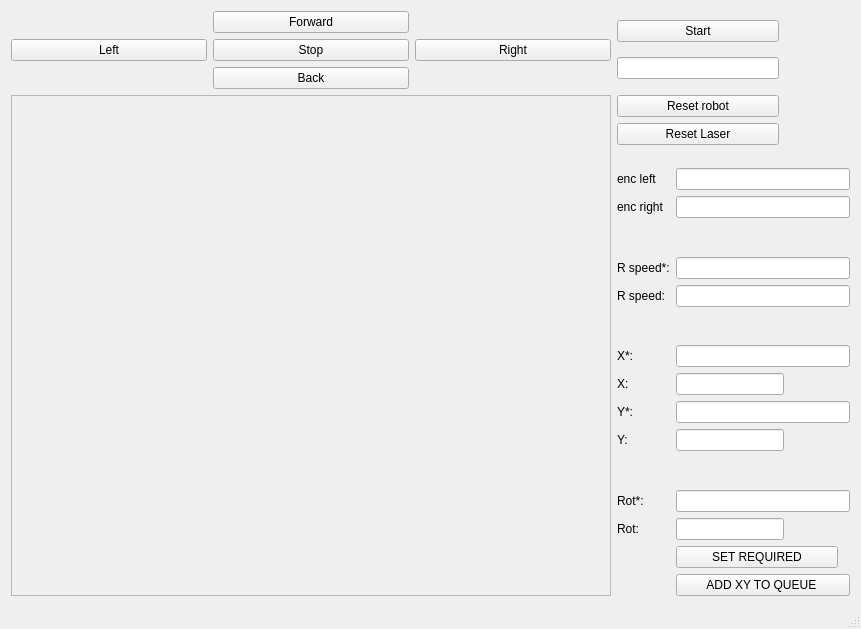
First picture: the form in build-demoRMR-Desktop_Qt_5_14_1_GCC_64bit-Debug/demoRMR/mainwindow.ui, repository Patrik-654123/RMR, before the edit.
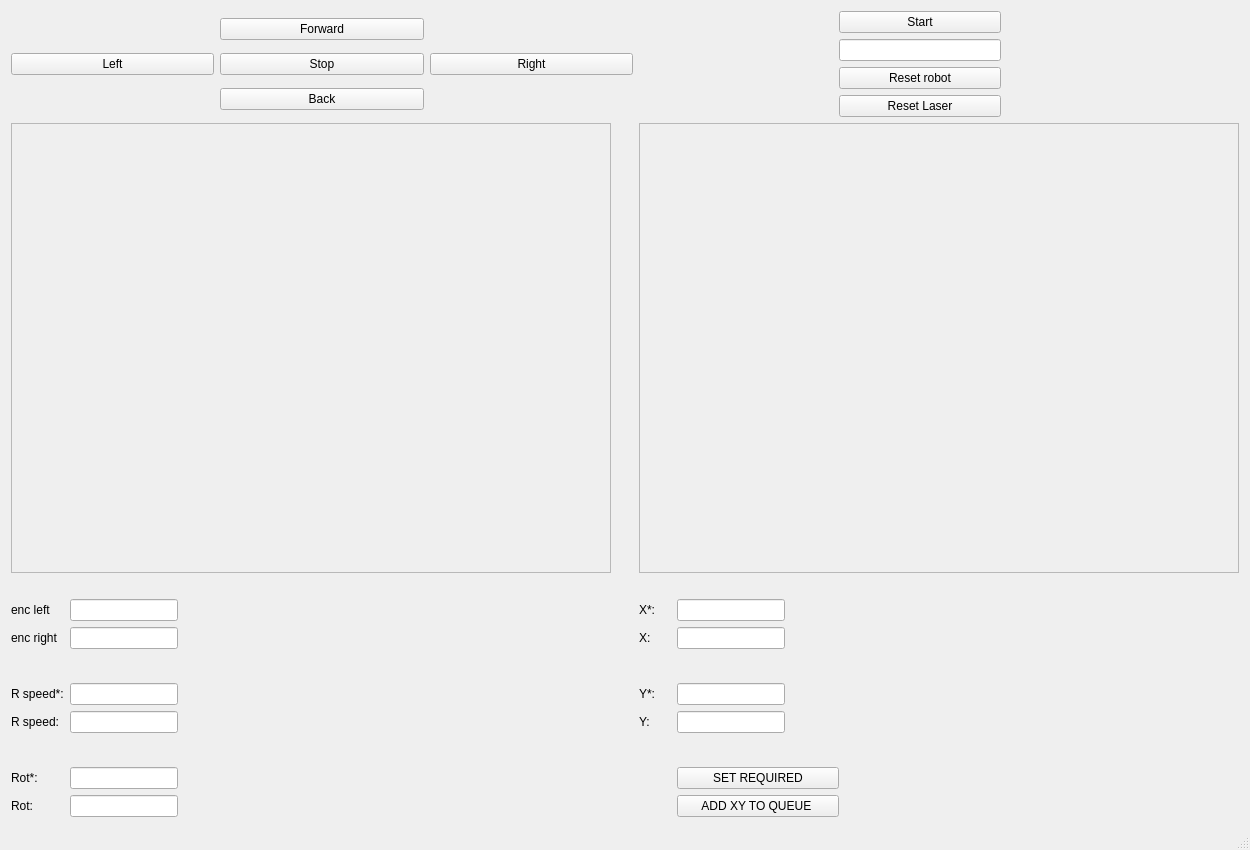
Second picture: the form after the edit.

```diff
--- a/build-demoRMR-Desktop_Qt_5_14_1_GCC_64bit-Debug/demoRMR/mainwindow.ui
+++ b/build-demoRMR-Desktop_Qt_5_14_1_GCC_64bit-Debug/demoRMR/mainwindow.ui
@@ -6,8 +6,8 @@
    <rect>
     <x>0</x>
     <y>0</y>
-    <width>861</width>
-    <height>629</height>
+    <width>1250</width>
+    <height>850</height>
    </rect>
   </property>
   <property name="windowTitle">
@@ -17,6 +17,9 @@
    <layout class="QGridLayout" name="gridLayout">
     <item row="1" column="1">
      <layout class="QVBoxLayout" name="verticalLayout">
+      <property name="leftMargin">
+       <number>200</number>
+      </property>
       <item>
        <widget class="QPushButton" name="pushButton_9">
         <property name="sizePolicy">
@@ -52,6 +55,205 @@
         </property>
        </widget>
       </item>
+      <item>
+       <widget class="QPushButton" name="pushButton_8">
+        <property name="sizePolicy">
+         <sizepolicy hsizetype="Fixed" vsizetype="Fixed">
+          <horstretch>0</horstretch>
+          <verstretch>0</verstretch>
+         </sizepolicy>
+        </property>
+        <property name="minimumSize">
+         <size>
+          <width>162</width>
+          <height>0</height>
+         </size>
+        </property>
+        <property name="text">
+         <string>Reset robot</string>
+        </property>
+       </widget>
+      </item>
+      <item>
+       <widget class="QPushButton" name="pushButton_7">
+        <property name="sizePolicy">
+         <sizepolicy hsizetype="Fixed" vsizetype="Fixed">
+          <horstretch>0</horstretch>
+          <verstretch>0</verstretch>
+         </sizepolicy>
+        </property>
+        <property name="minimumSize">
+         <size>
+          <width>162</width>
+          <height>0</height>
+         </size>
+        </property>
+        <property name="text">
+         <string>Reset Laser</string>
+        </property>
+       </widget>
+      </item>
+     </layout>
+    </item>
+    <item row="3" column="1">
+     <layout class="QVBoxLayout" name="verticalLayout_2">
+      <property name="topMargin">
+       <number>20</number>
+      </property>
+      <property name="rightMargin">
+       <number>300</number>
+      </property>
+      <item>
+       <layout class="QGridLayout" name="gridLayout_3">
+        <property name="rightMargin">
+         <number>100</number>
+        </property>
+        <item row="15" column="1">
+         <widget class="QPushButton" name="pushButton">
+          <property name="sizePolicy">
+           <sizepolicy hsizetype="Fixed" vsizetype="Fixed">
+            <horstretch>0</horstretch>
+            <verstretch>0</verstretch>
+           </sizepolicy>
+          </property>
+          <property name="minimumSize">
+           <size>
+            <width>162</width>
+            <height>0</height>
+           </size>
+          </property>
+          <property name="text">
+           <string>SET REQUIRED</string>
+          </property>
+         </widget>
+        </item>
+        <item row="7" column="0">
+         <widget class="QLabel" name="label">
+          <property name="text">
+           <string>X:</string>
+          </property>
+         </widget>
+        </item>
+        <item row="12" column="1">
+         <spacer name="verticalSpacer_4">
+          <property name="orientation">
+           <enum>Qt::Vertical</enum>
+          </property>
+          <property name="sizeHint" stdset="0">
+           <size>
+            <width>20</width>
+            <height>40</height>
+           </size>
+          </property>
+         </spacer>
+        </item>
+        <item row="10" column="0">
+         <widget class="QLabel" name="label_8">
+          <property name="text">
+           <string>Y*:</string>
+          </property>
+         </widget>
+        </item>
+        <item row="16" column="1">
+         <widget class="QPushButton" name="pushButton_10">
+          <property name="sizePolicy">
+           <sizepolicy hsizetype="Fixed" vsizetype="Fixed">
+            <horstretch>0</horstretch>
+            <verstretch>0</verstretch>
+           </sizepolicy>
+          </property>
+          <property name="minimumSize">
+           <size>
+            <width>162</width>
+            <height>0</height>
+           </size>
+          </property>
+          <property name="text">
+           <string>ADD XY TO QUEUE </string>
+          </property>
+         </widget>
+        </item>
+        <item row="11" column="1">
+         <widget class="QLineEdit" name="lineEdit_3">
+          <property name="sizePolicy">
+           <sizepolicy hsizetype="Fixed" vsizetype="Fixed">
+            <horstretch>0</horstretch>
+            <verstretch>0</verstretch>
+           </sizepolicy>
+          </property>
+          <property name="focusPolicy">
+           <enum>Qt::NoFocus</enum>
+          </property>
+          <property name="readOnly">
+           <bool>true</bool>
+          </property>
+         </widget>
+        </item>
+        <item row="6" column="1">
+         <widget class="QLineEdit" name="lineEdit_8">
+          <property name="sizePolicy">
+           <sizepolicy hsizetype="Fixed" vsizetype="Fixed">
+            <horstretch>0</horstretch>
+            <verstretch>0</verstretch>
+           </sizepolicy>
+          </property>
+         </widget>
+        </item>
+        <item row="11" column="0">
+         <widget class="QLabel" name="label_2">
+          <property name="text">
+           <string>Y:</string>
+          </property>
+         </widget>
+        </item>
+        <item row="7" column="1">
+         <widget class="QLineEdit" name="lineEdit_2">
+          <property name="sizePolicy">
+           <sizepolicy hsizetype="Fixed" vsizetype="Fixed">
+            <horstretch>0</horstretch>
+            <verstretch>0</verstretch>
+           </sizepolicy>
+          </property>
+          <property name="focusPolicy">
+           <enum>Qt::NoFocus</enum>
+          </property>
+          <property name="readOnly">
+           <bool>true</bool>
+          </property>
+         </widget>
+        </item>
+        <item row="10" column="1">
+         <widget class="QLineEdit" name="lineEdit_9">
+          <property name="sizePolicy">
+           <sizepolicy hsizetype="Fixed" vsizetype="Fixed">
+            <horstretch>0</horstretch>
+            <verstretch>0</verstretch>
+           </sizepolicy>
+          </property>
+         </widget>
+        </item>
+        <item row="6" column="0">
+         <widget class="QLabel" name="label_7">
+          <property name="text">
+           <string>X*:</string>
+          </property>
+         </widget>
+        </item>
+        <item row="9" column="1">
+         <spacer name="verticalSpacer">
+          <property name="orientation">
+           <enum>Qt::Vertical</enum>
+          </property>
+          <property name="sizeHint" stdset="0">
+           <size>
+            <width>20</width>
+            <height>40</height>
+           </size>
+          </property>
+         </spacer>
+        </item>
+       </layout>
+      </item>
      </layout>
     </item>
     <item row="1" column="0">
@@ -137,6 +339,12 @@
         <height>450</height>
        </size>
       </property>
+      <property name="maximumSize">
+       <size>
+        <width>600</width>
+        <height>450</height>
+       </size>
+      </property>
       <property name="frameShape">
        <enum>QFrame::StyledPanel</enum>
       </property>
@@ -145,157 +353,19 @@
       </property>
      </widget>
     </item>
-    <item row="2" column="1">
-     <layout class="QVBoxLayout" name="verticalLayout_2">
+    <item row="3" column="0">
+     <layout class="QVBoxLayout" name="verticalLayout_3">
+      <property name="topMargin">
+       <number>20</number>
+      </property>
+      <property name="rightMargin">
+       <number>300</number>
+      </property>
       <item>
-       <widget class="QPushButton" name="pushButton_8">
-        <property name="sizePolicy">
-         <sizepolicy hsizetype="Fixed" vsizetype="Fixed">
-          <horstretch>0</horstretch>
-          <verstretch>0</verstretch>
-         </sizepolicy>
+       <layout class="QFormLayout" name="formLayout">
+        <property name="rightMargin">
+         <number>30</number>
         </property>
-        <property name="minimumSize">
-         <size>
-          <width>162</width>
-          <height>0</height>
-         </size>
-        </property>
-        <property name="text">
-         <string>Reset robot</string>
-        </property>
-       </widget>
-      </item>
-      <item>
-       <widget class="QPushButton" name="pushButton_7">
-        <property name="sizePolicy">
-         <sizepolicy hsizetype="Fixed" vsizetype="Fixed">
-          <horstretch>0</horstretch>
-          <verstretch>0</verstretch>
-         </sizepolicy>
-        </property>
-        <property name="minimumSize">
-         <size>
-          <width>162</width>
-          <height>0</height>
-         </size>
-        </property>
-        <property name="text">
-         <string>Reset Laser</string>
-        </property>
-       </widget>
-      </item>
-      <item>
-       <layout class="QGridLayout" name="gridLayout_4"/>
-      </item>
-      <item>
-       <spacer name="verticalSpacer">
-        <property name="orientation">
-         <enum>Qt::Vertical</enum>
-        </property>
-        <property name="sizeHint" stdset="0">
-         <size>
-          <width>20</width>
-          <height>40</height>
-         </size>
-        </property>
-       </spacer>
-      </item>
-      <item>
-       <layout class="QGridLayout" name="gridLayout_3">
-        <item row="13" column="1">
-         <widget class="QLineEdit" name="lineEdit_4">
-          <property name="sizePolicy">
-           <sizepolicy hsizetype="Fixed" vsizetype="Fixed">
-            <horstretch>0</horstretch>
-            <verstretch>0</verstretch>
-           </sizepolicy>
-          </property>
-          <property name="focusPolicy">
-           <enum>Qt::NoFocus</enum>
-          </property>
-          <property name="readOnly">
-           <bool>true</bool>
-          </property>
-         </widget>
-        </item>
-        <item row="11" column="1">
-         <spacer name="verticalSpacer_4">
-          <property name="orientation">
-           <enum>Qt::Vertical</enum>
-          </property>
-          <property name="sizeHint" stdset="0">
-           <size>
-            <width>20</width>
-            <height>40</height>
-           </size>
-          </property>
-         </spacer>
-        </item>
-        <item row="1" column="1">
-         <widget class="QLineEdit" name="lineEdit_6"/>
-        </item>
-        <item row="0" column="1">
-         <widget class="QLineEdit" name="lineEdit_5"/>
-        </item>
-        <item row="2" column="1">
-         <spacer name="verticalSpacer_2">
-          <property name="orientation">
-           <enum>Qt::Vertical</enum>
-          </property>
-          <property name="sizeHint" stdset="0">
-           <size>
-            <width>20</width>
-            <height>40</height>
-           </size>
-          </property>
-         </spacer>
-        </item>
-        <item row="10" column="1">
-         <widget class="QLineEdit" name="lineEdit_3">
-          <property name="sizePolicy">
-           <sizepolicy hsizetype="Fixed" vsizetype="Fixed">
-            <horstretch>0</horstretch>
-            <verstretch>0</verstretch>
-           </sizepolicy>
-          </property>
-          <property name="focusPolicy">
-           <enum>Qt::NoFocus</enum>
-          </property>
-          <property name="readOnly">
-           <bool>true</bool>
-          </property>
-         </widget>
-        </item>
-        <item row="3" column="1">
-         <widget class="QLineEdit" name="lineEdit_10"/>
-        </item>
-        <item row="12" column="1">
-         <widget class="QLineEdit" name="lineEdit_11"/>
-        </item>
-        <item row="12" column="0">
-         <widget class="QLabel" name="label_10">
-          <property name="text">
-           <string>Rot*:</string>
-          </property>
-         </widget>
-        </item>
-        <item row="7" column="1">
-         <widget class="QLineEdit" name="lineEdit_2">
-          <property name="sizePolicy">
-           <sizepolicy hsizetype="Fixed" vsizetype="Fixed">
-            <horstretch>0</horstretch>
-            <verstretch>0</verstretch>
-           </sizepolicy>
-          </property>
-          <property name="focusPolicy">
-           <enum>Qt::NoFocus</enum>
-          </property>
-          <property name="readOnly">
-           <bool>true</bool>
-          </property>
-         </widget>
-        </item>
         <item row="0" column="0">
          <widget class="QLabel" name="label_4">
           <property name="text">
@@ -303,65 +373,16 @@
           </property>
          </widget>
         </item>
-        <item row="6" column="0">
-         <widget class="QLabel" name="label_7">
-          <property name="text">
-           <string>X*:</string>
-          </property>
-         </widget>
-        </item>
-        <item row="9" column="0">
-         <widget class="QLabel" name="label_8">
-          <property name="text">
-           <string>Y*:</string>
-          </property>
-         </widget>
-        </item>
-        <item row="5" column="1">
-         <spacer name="verticalSpacer_3">
-          <property name="orientation">
-           <enum>Qt::Vertical</enum>
-          </property>
-          <property name="sizeHint" stdset="0">
-           <size>
-            <width>20</width>
-            <height>40</height>
-           </size>
-          </property>
-         </spacer>
-        </item>
-        <item row="14" column="1">
-         <widget class="QPushButton" name="pushButton">
+        <item row="0" column="1">
+         <widget class="QLineEdit" name="lineEdit_5">
           <property name="sizePolicy">
            <sizepolicy hsizetype="Fixed" vsizetype="Fixed">
             <horstretch>0</horstretch>
             <verstretch>0</verstretch>
            </sizepolicy>
           </property>
-          <property name="minimumSize">
-           <size>
-            <width>162</width>
-            <height>0</height>
-           </size>
-          </property>
-          <property name="text">
-           <string>SET REQUIRED</string>
-          </property>
          </widget>
         </item>
-        <item row="6" column="1">
-         <widget class="QLineEdit" name="lineEdit_8"/>
-        </item>
-        <item row="13" column="0">
-         <widget class="QLabel" name="label_3">
-          <property name="text">
-           <string>Rot:</string>
-          </property>
-         </widget>
-        </item>
-        <item row="4" column="1">
-         <widget class="QLineEdit" name="lineEdit_7"/>
-        </item>
         <item row="1" column="0">
          <widget class="QLabel" name="label_5">
           <property name="text">
@@ -369,6 +390,39 @@
           </property>
          </widget>
         </item>
+        <item row="1" column="1">
+         <widget class="QLineEdit" name="lineEdit_6">
+          <property name="sizePolicy">
+           <sizepolicy hsizetype="Fixed" vsizetype="Fixed">
+            <horstretch>0</horstretch>
+            <verstretch>0</verstretch>
+           </sizepolicy>
+          </property>
+         </widget>
+        </item>
+        <item row="2" column="1">
+         <spacer name="verticalSpacer_2">
+          <property name="orientation">
+           <enum>Qt::Vertical</enum>
+          </property>
+          <property name="sizeHint" stdset="0">
+           <size>
+            <width>20</width>
+            <height>40</height>
+           </size>
+          </property>
+         </spacer>
+        </item>
+        <item row="3" column="1">
+         <widget class="QLineEdit" name="lineEdit_10">
+          <property name="sizePolicy">
+           <sizepolicy hsizetype="Fixed" vsizetype="Fixed">
+            <horstretch>0</horstretch>
+            <verstretch>0</verstretch>
+           </sizepolicy>
+          </property>
+         </widget>
+        </item>
         <item row="3" column="0">
          <widget class="QLabel" name="label_9">
           <property name="text">
@@ -376,20 +430,6 @@
           </property>
          </widget>
         </item>
-        <item row="10" column="0">
-         <widget class="QLabel" name="label_2">
-          <property name="text">
-           <string>Y:</string>
-          </property>
-         </widget>
-        </item>
-        <item row="7" column="0">
-         <widget class="QLabel" name="label">
-          <property name="text">
-           <string>X:</string>
-          </property>
-         </widget>
-        </item>
         <item row="4" column="0">
          <widget class="QLabel" name="label_6">
           <property name="text">
@@ -397,13 +437,66 @@
           </property>
          </widget>
         </item>
-        <item row="9" column="1">
-         <widget class="QLineEdit" name="lineEdit_9"/>
+        <item row="4" column="1">
+         <widget class="QLineEdit" name="lineEdit_7">
+          <property name="sizePolicy">
+           <sizepolicy hsizetype="Fixed" vsizetype="Fixed">
+            <horstretch>0</horstretch>
+            <verstretch>0</verstretch>
+           </sizepolicy>
+          </property>
+         </widget>
         </item>
-        <item row="15" column="1">
-         <widget class="QPushButton" name="pushButton_10">
+        <item row="5" column="1">
+         <spacer name="verticalSpacer_3">
+          <property name="orientation">
+           <enum>Qt::Vertical</enum>
+          </property>
+          <property name="sizeHint" stdset="0">
+           <size>
+            <width>20</width>
+            <height>40</height>
+           </size>
+          </property>
+         </spacer>
+        </item>
+        <item row="6" column="1">
+         <widget class="QLineEdit" name="lineEdit_11">
+          <property name="sizePolicy">
+           <sizepolicy hsizetype="Fixed" vsizetype="Fixed">
+            <horstretch>0</horstretch>
+            <verstretch>0</verstretch>
+           </sizepolicy>
+          </property>
+         </widget>
+        </item>
+        <item row="6" column="0">
+         <widget class="QLabel" name="label_10">
           <property name="text">
-           <string>ADD XY TO QUEUE </string>
+           <string>Rot*:</string>
+          </property>
+         </widget>
+        </item>
+        <item row="7" column="0">
+         <widget class="QLabel" name="label_3">
+          <property name="text">
+           <string>Rot:</string>
+          </property>
+         </widget>
+        </item>
+        <item row="7" column="1">
+         <widget class="QLineEdit" name="lineEdit_4">
+          <property name="sizePolicy">
+           <sizepolicy hsizetype="Fixed" vsizetype="Fixed">
+            <horstretch>0</horstretch>
+            <verstretch>0</verstretch>
+           </sizepolicy>
+          </property>
+          <property name="focusPolicy">
+           <enum>Qt::NoFocus</enum>
+          </property>
+          <property name="readOnly">
+           <bool>true</bool>
           </property>
          </widget>
         </item>
@@ -411,6 +504,28 @@
       </item>
      </layout>
     </item>
+    <item row="2" column="1">
+     <widget class="QFrame" name="frame_2">
+      <property name="minimumSize">
+       <size>
+        <width>600</width>
+        <height>450</height>
+       </size>
+      </property>
+      <property name="maximumSize">
+       <size>
+        <width>600</width>
+        <height>450</height>
+       </size>
+      </property>
+      <property name="frameShape">
+       <enum>QFrame::StyledPanel</enum>
+      </property>
+      <property name="frameShadow">
+       <enum>QFrame::Raised</enum>
+      </property>
+     </widget>
+    </item>
    </layout>
   </widget>
   <widget class="QStatusBar" name="statusBar"/>
```
